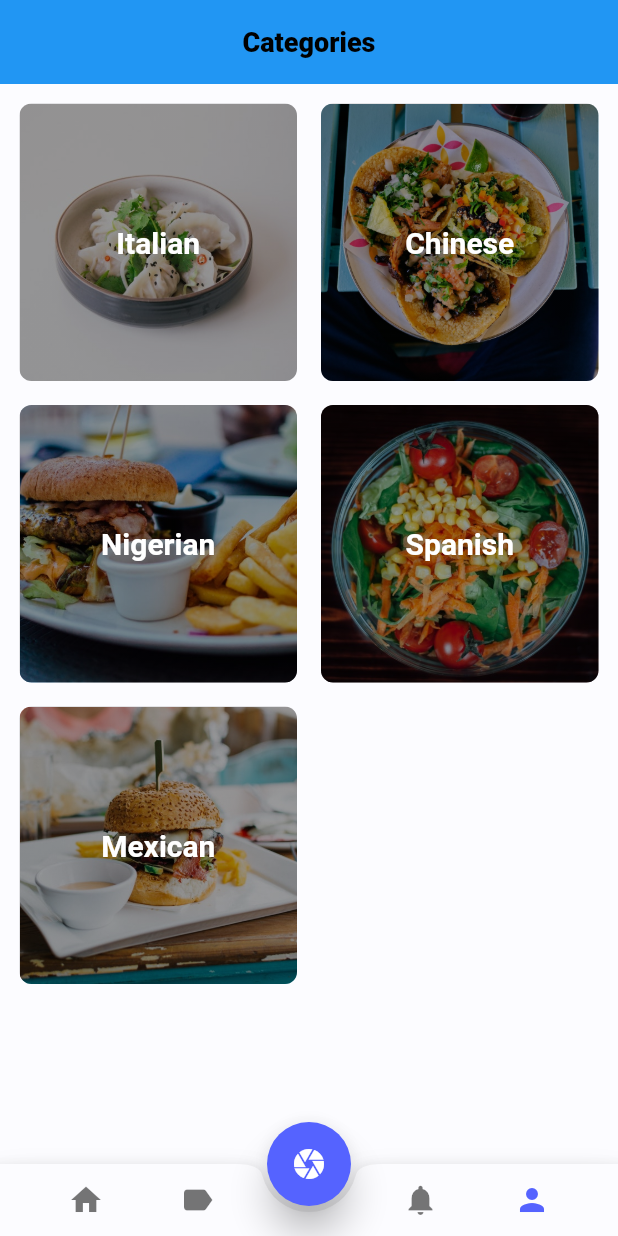
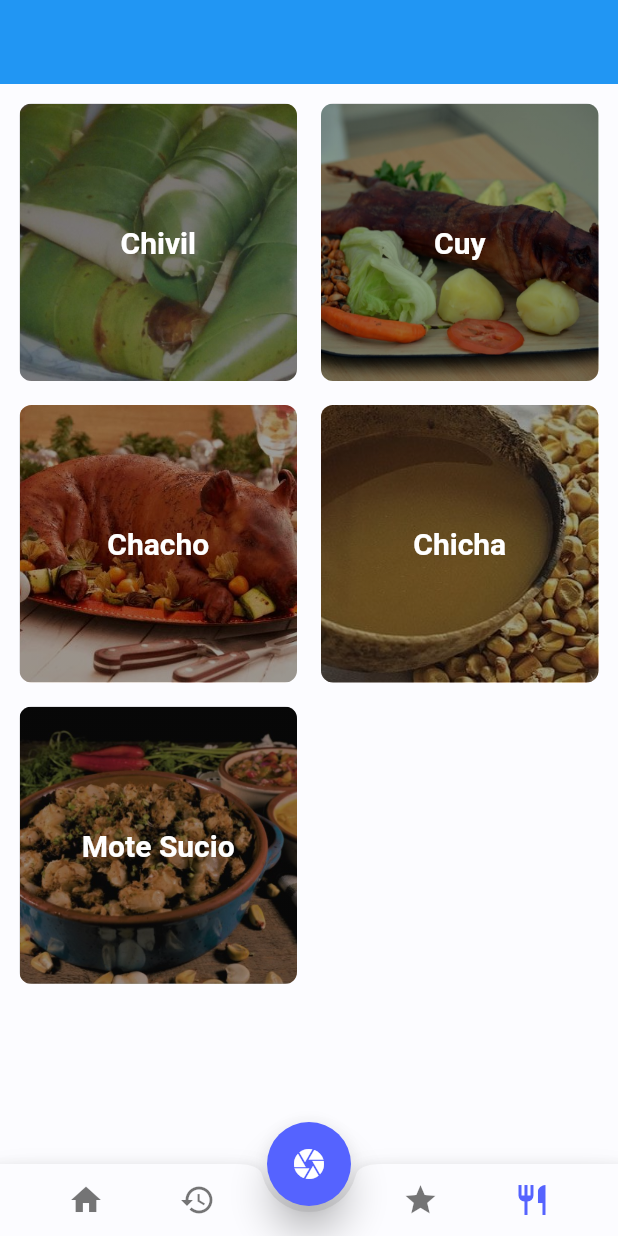
Before and after one commit to XaviMontero/ingapirca-app, a Flutter app: the screen it shows after launch, swiped to page 5, on a phone screen of 412 x 824 dp. Run offline on Flutter 3.47's test engine with Material 2 defaults, Android fonts, the phone set to English and light mode, and no system bars; our stand-ins replace permission_handler; missing offline and left inert: qrscan.

Commit message:
:lock: fix data

```diff
--- a/lib/screens/categories.dart
+++ b/lib/screens/categories.dart
@@ -13,7 +13,7 @@ class _CategoriesState extends State<Categories> {
     return Scaffold(
       appBar: AppBar(
         elevation: 0.0,
-        title: Text('Categories'),
+        title: Text(''),
         centerTitle: true,
       ),
       body: Padding(
--- a/lib/screens/main_screen.dart
+++ b/lib/screens/main_screen.dart
@@ -19,10 +19,10 @@ class _MainScreenState extends State<MainScreen> {
   int index = 0;
   List icons = [
     Icons.home,
-    Icons.label,
+    Icons.history,
     Icons.camera,
-    Icons.notifications,
-    Icons.person,
+    Icons.star,
+    Icons.restaurant_sharp,
   ];
 
   @override
--- a/lib/util/categories.dart
+++ b/lib/util/categories.dart
@@ -2,33 +2,33 @@ import 'package:flutter/material.dart';
 
 List categories = [
   {
-    "name": "Italian",
+    "name": "Chivil",
     "color1": Color.fromARGB(100, 0, 0, 0),
     "color2": Color.fromARGB(100, 0, 0, 0),
-    "img": "assets/food1.jpeg"
+    "img": "assets/chivil.png"
   },
   {
-    "name": "Chinese",
+    "name": "Cuy",
     "color1": Color.fromARGB(100, 0, 0, 0),
     "color2": Color.fromARGB(100, 0, 0, 0),
-    "img": "assets/food2.jpeg"
+    "img": "assets/cuy.jpg"
   },
   {
-    "name": "Nigerian",
+    "name": "Chacho",
     "color1": Color.fromARGB(100, 0, 0, 0),
     "color2": Color.fromARGB(100, 0, 0, 0),
-    "img": "assets/food3.jpeg"
+    "img": "assets/ping.jpg"
   },
   {
-    "name": "Spanish",
+    "name": "Chicha",
     "color1": Color.fromARGB(100, 0, 0, 0),
     "color2": Color.fromARGB(100, 0, 0, 0),
-    "img": "assets/food4.jpeg"
+    "img": "assets/chicha.jpg"
   },
   {
-    "name": "Mexican",
+    "name": "Mote Sucio",
     "color1": Color.fromARGB(100, 0, 0, 0),
     "color2": Color.fromARGB(100, 0, 0, 0),
-    "img": "assets/food5.jpeg"
+    "img": "assets/mote-sucio.jpg"
   },
 ];
--- a/lib/util/restaurants.dart
+++ b/lib/util/restaurants.dart
@@ -1,7 +1,7 @@
 List restaurants = [
   {
-    "img": "assets/food1.jpeg",
-    "title": "Happy Jones",
+    "img": "assets/chivil.png",
+    "title": "Chivil",
     "address": "1278 Loving Acres RoadKansas City, MO 64110",
     "rating": "4.5"
   },
```
Also changed, not shown: assets/chicha.jpg (added), assets/chivil.png (added), assets/cuy.jpg (added), assets/mote-sucio.jpg (added), assets/ping.jpg (added).
